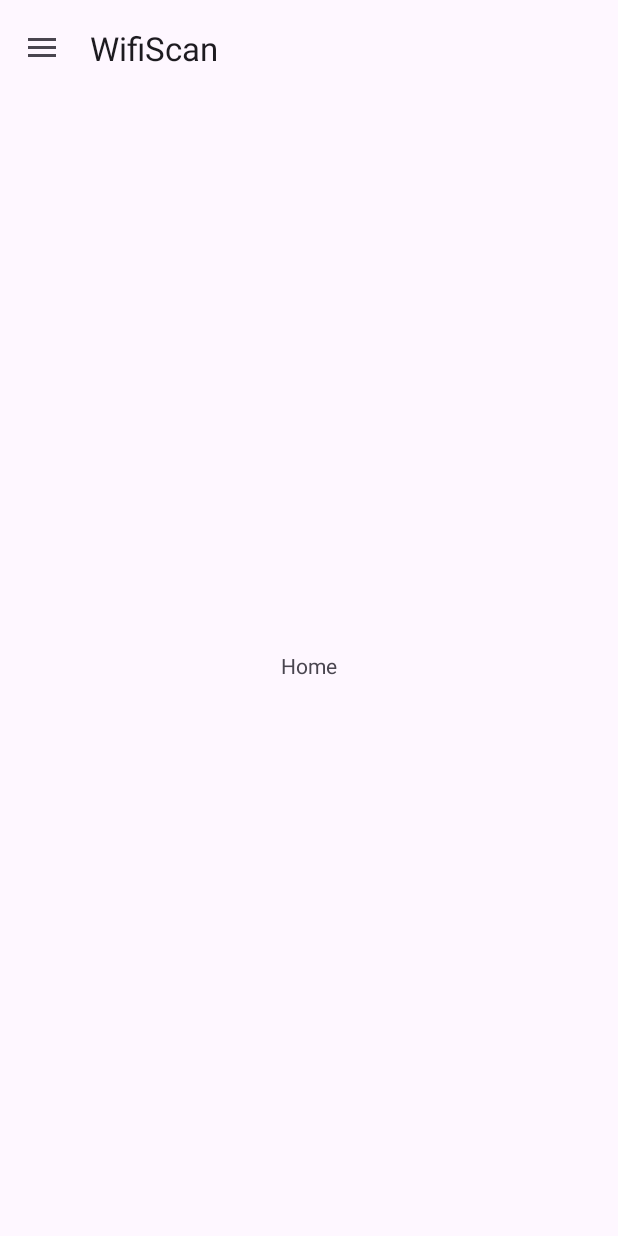
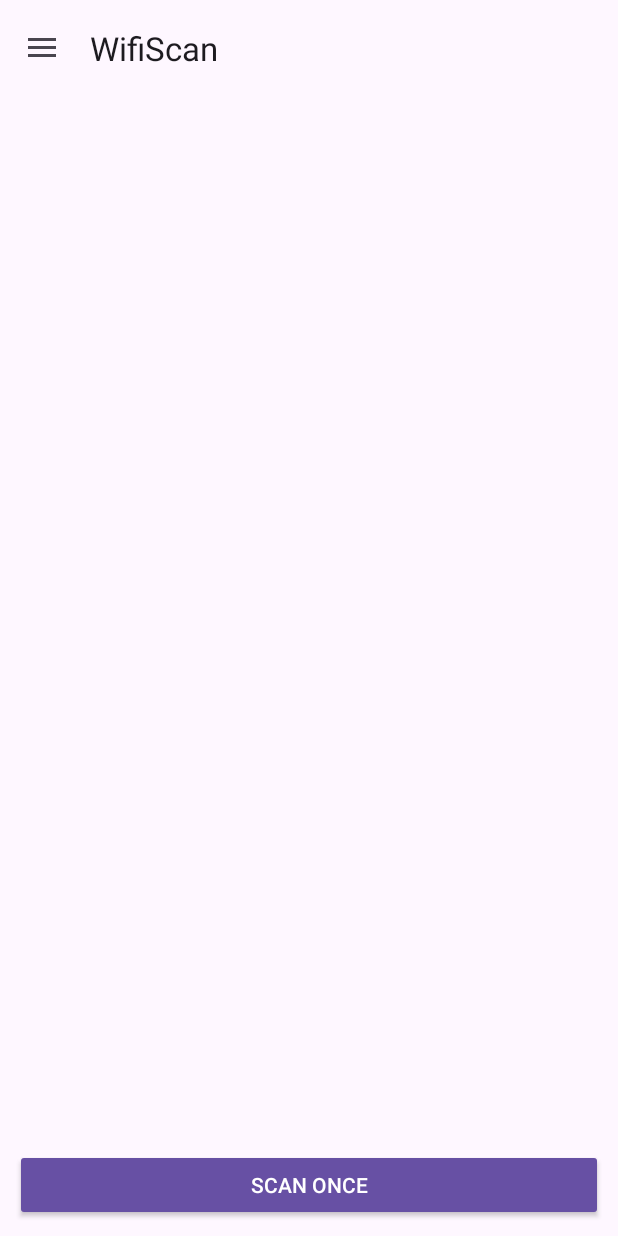
Before and after one commit to catoja1107/WifiScan, an Android app: the screen it shows after launch once a user with an empty profile is signed in (MainActivity), on a phone screen of 412 x 824 dp. Before the commit the screen is almost empty. Run offline under Robolectric (Android 15) with nearby library versions, the phone set to English and light mode, and no system bars; our stand-ins replace Firebase (no records; nobody signed in at launch, a user with empty details on screens opened directly).

Commit message:
added button and updated scanner

```diff
--- a/WifiScan/app/src/main/java/com/example/wifiscan/HomeFragment.java
+++ b/WifiScan/app/src/main/java/com/example/wifiscan/HomeFragment.java
@@ -1,5 +1,6 @@
 package com.example.wifiscan;
 
+import android.net.wifi.WifiManager;
 import android.os.Bundle;
 
 import androidx.fragment.app.Fragment;
@@ -56,9 +57,16 @@ public class HomeFragment extends Fragment {
     }
 
     @Override
-    public View onCreateView(LayoutInflater inflater, ViewGroup container,
-                             Bundle savedInstanceState) {
-        // Inflate the layout for this fragment
-        return inflater.inflate(R.layout.fragment_home, container, false);
+    public View onCreateView(LayoutInflater inflater, ViewGroup container, Bundle savedInstanceState) {
+        View view = inflater.inflate(R.layout.fragment_home, container, false);
+        view.findViewById(R.id.scanOnceButton).setOnClickListener(new View.OnClickListener() {
+            @Override
+            public void onClick(View view) {
+                WifiScanner wifiScanner = new WifiScanner(getActivity());
+                wifiScanner.startScan();
+            }
+        });
+
+        return view;
     }
 }
--- a/WifiScan/app/src/main/java/com/example/wifiscan/MainActivity.java
+++ b/WifiScan/app/src/main/java/com/example/wifiscan/MainActivity.java
@@ -72,7 +72,6 @@ public class MainActivity extends AppCompatActivity {
             }
         });
 
-
         getSupportFragmentManager().beginTransaction()
                 .replace(R.id.fragment_layout, HomeFragment.class, null)
                 .commit();
--- a/WifiScan/app/src/main/java/com/example/wifiscan/WifiScanner.java
+++ b/WifiScan/app/src/main/java/com/example/wifiscan/WifiScanner.java
@@ -33,15 +33,17 @@ public class WifiScanner {
         this.context = context;
         this.firebaseFirestore = FirebaseFirestore.getInstance();
         this.firebaseAuth = FirebaseAuth.getInstance();
+        wifiManager = (WifiManager) context.getSystemService(Context.WIFI_SERVICE);
 
         this.listener = new WifiScannerListener() {
             @Override
             public void onWifiScanResult(ScanResult scanResult) {
                 Map<String, Object> network = new HashMap<>();
+                network.put("uid", firebaseAuth.getCurrentUser().getUid());
                 network.put("ssid", scanResult.SSID);
                 network.put("bssid", scanResult.BSSID);
-                network.put("frequency", scanResult.frequency); //convert to rssi
-                network.put("uid", firebaseAuth.getCurrentUser().getUid());
+                network.put("db", scanResult.level); //convert to rssi
+                network.put("frequency", scanResult.frequency);
                 network.put("timestamp", FieldValue.serverTimestamp());
 
                 firebaseFirestore.collection("network")
--- a/WifiScan/app/src/main/res/layout/fragment_home.xml
+++ b/WifiScan/app/src/main/res/layout/fragment_home.xml
@@ -1,21 +1,19 @@
 <?xml version="1.0" encoding="utf-8"?>
-<androidx.constraintlayout.widget.ConstraintLayout xmlns:android="http://schemas.android.com/apk/res/android"
+<LinearLayout xmlns:android="http://schemas.android.com/apk/res/android"
     xmlns:app="http://schemas.android.com/apk/res-auto"
     xmlns:tools="http://schemas.android.com/tools"
     android:layout_width="match_parent"
     android:layout_height="match_parent"
+    android:gravity="bottom"
+    android:padding="10dp"
+    android:orientation="vertical"
     tools:context=".HomeFragment">
 
-    <!-- TODO: Update blank fragment layout -->
-    <TextView
-        android:id="@+id/textView"
-        android:layout_width="0dp"
-        android:layout_height="0dp"
-        android:gravity="center"
-        android:text="Home"
-        app:layout_constraintBottom_toBottomOf="parent"
-        app:layout_constraintEnd_toEndOf="parent"
-        app:layout_constraintStart_toStartOf="parent"
-        app:layout_constraintTop_toTopOf="parent" />
-
-</androidx.constraintlayout.widget.ConstraintLayout>
+    <Button
+        android:id="@+id/scanOnceButton"
+        style="@style/Widget.AppCompat.Button"
+        android:layout_width="match_parent"
+        android:layout_height="wrap_content"
+        android:onClick="scanOnceButton"
+        android:text="@string/scan_once" />
+</LinearLayout>
--- a/WifiScan/app/src/main/res/values/strings.xml
+++ b/WifiScan/app/src/main/res/values/strings.xml
@@ -9,4 +9,5 @@
     <string name="login_to_google">login to google</string>
     <string name="grant_permissions">grant permissions</string>
     <string name="missing_permissions">missing permissions</string>
+    <string name="scan_once">scan once</string>
 </resources>
```
